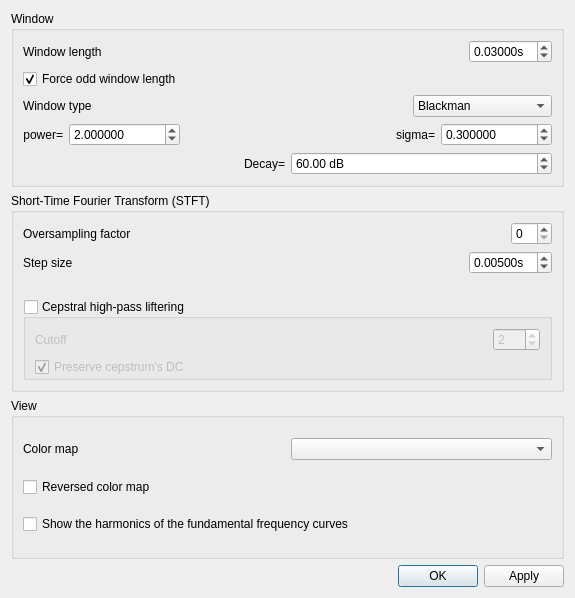
First picture: the form in src/gvspectrogramwdialogsettings.ui, repository gillesdegottex/dfasma, before the edit.
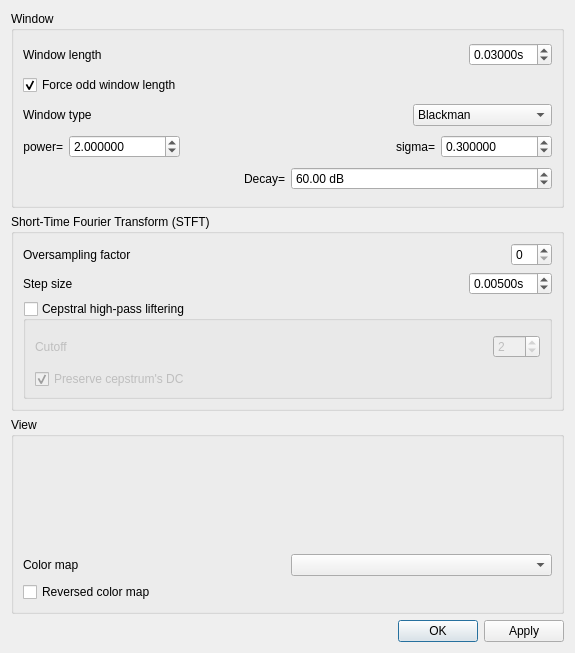
Second picture: the form after the edit.

The edit to the form file:
```diff
--- a/src/gvspectrogramwdialogsettings.ui
+++ b/src/gvspectrogramwdialogsettings.ui
@@ -7,7 +7,7 @@
     <x>0</x>
     <y>0</y>
     <width>575</width>
-    <height>598</height>
+    <height>653</height>
    </rect>
   </property>
   <property name="windowTitle">
@@ -411,21 +411,6 @@
         </item>
        </layout>
       </item>
-      <item>
-       <widget class="QLabel" name="lblImgSizeWarning">
-        <property name="enabled">
-         <bool>true</bool>
-        </property>
-        <property name="font">
-         <font>
-          <pointsize>8</pointsize>
-         </font>
-        </property>
-        <property name="text">
-         <string>&lt;Warning about Image size&gt;</string>
-        </property>
-       </widget>
-      </item>
       <item>
        <widget class="QGroupBox" name="gbSpectrogramCepstralLiftering">
         <property name="sizePolicy">
@@ -499,6 +484,21 @@
       <string>View</string>
      </property>
      <layout class="QVBoxLayout" name="verticalLayout_3">
+      <item>
+       <widget class="QLabel" name="lblImgSizeWarning">
+        <property name="enabled">
+         <bool>true</bool>
+        </property>
+        <property name="font">
+         <font>
+          <pointsize>8</pointsize>
+         </font>
+        </property>
+        <property name="text">
+         <string>&lt;Warning about Image size&gt;</string>
+        </property>
+       </widget>
+      </item>
       <item>
        <layout class="QHBoxLayout" name="horizontalLayout_2">
         <item>
@@ -520,13 +520,6 @@
         </property>
        </widget>
       </item>
-      <item>
-       <widget class="QCheckBox" name="cbSpectrogramF0ShowHarmonics">
-        <property name="text">
-         <string>Show the harmonics of the fundamental frequency curves</string>
-        </property>
-       </widget>
-      </item>
      </layout>
     </widget>
    </item>
```
